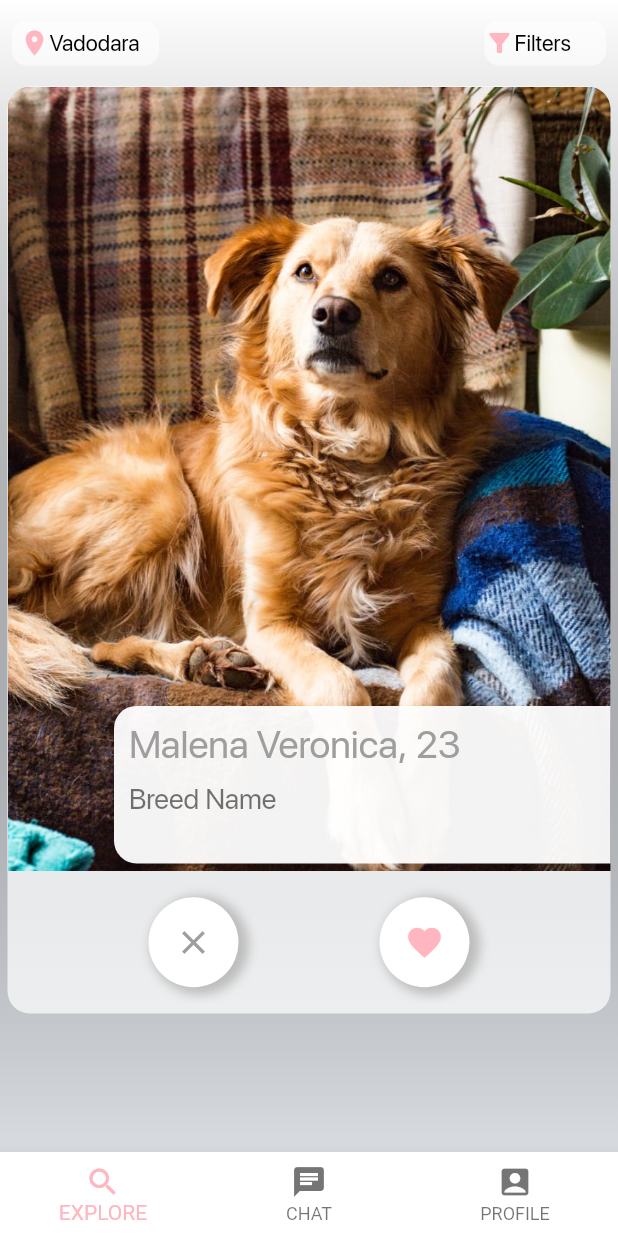
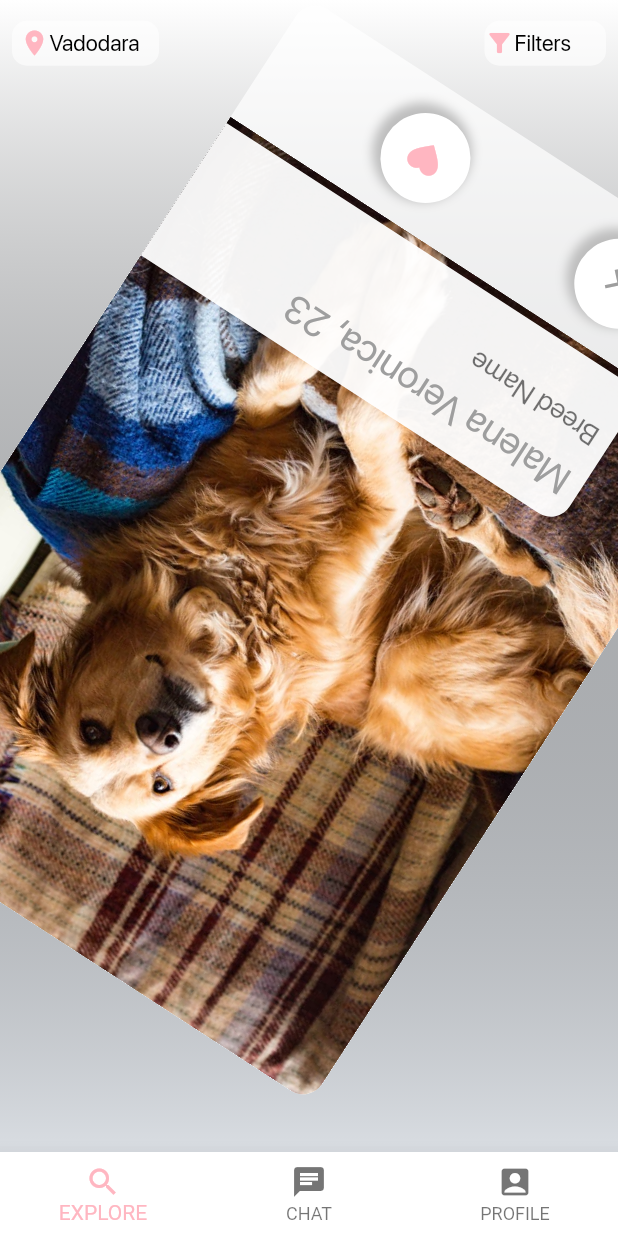
Before and after one commit to SPARSHAGGARWAL17/dating-app, a Flutter app: the HomePage screen opened by its route, on a phone screen of 412 x 824 dp. Run offline on Flutter 3.47's test engine with Material 2 defaults, Android fonts, the phone set to English and light mode, and no system bars; our stand-ins replace carousel_slider, flutter_svg, pin_code_fields.

Commit message:
apk added

```diff
--- a/lib/view/home-screens/home-page.dart
+++ b/lib/view/home-screens/home-page.dart
@@ -156,8 +156,14 @@ class _HomePageState extends State<HomePage> {
     );
   }
 
-  Container buildProfileCard(BuildContext context) {
-    return Container(
+  Widget buildProfileCard(BuildContext context) {
+    return GestureDetector(
+      onHorizontalDragStart: (details) {
+        print('Horizontal-drag: ${details.localPosition}');
+      },
+      child: Transform.rotate(
+        angle: 10,
+        child: Container(
           decoration: BoxDecoration(
               borderRadius: BorderRadius.circular(15), color: Color(0xFAFAFA)),
           height: getDeviceSize(context).height * 0.75,
@@ -285,7 +291,8 @@ class _HomePageState extends State<HomePage> {
                       ),
                       InkWell(
                         onTap: () {
-                      Navigator.of(context).pushNamed(MatchDialogPage.Route);
+                          Navigator.of(context)
+                              .pushNamed(MatchDialogPage.Route);
                         }, //TODO add button
                         child: Container(
                           height: 60,
@@ -313,6 +320,8 @@ class _HomePageState extends State<HomePage> {
               ),
             ],
           ),
+        ),
+      ),
     );
   }
 }
```
Lines whose indentation alone changed are shown as unchanged.
